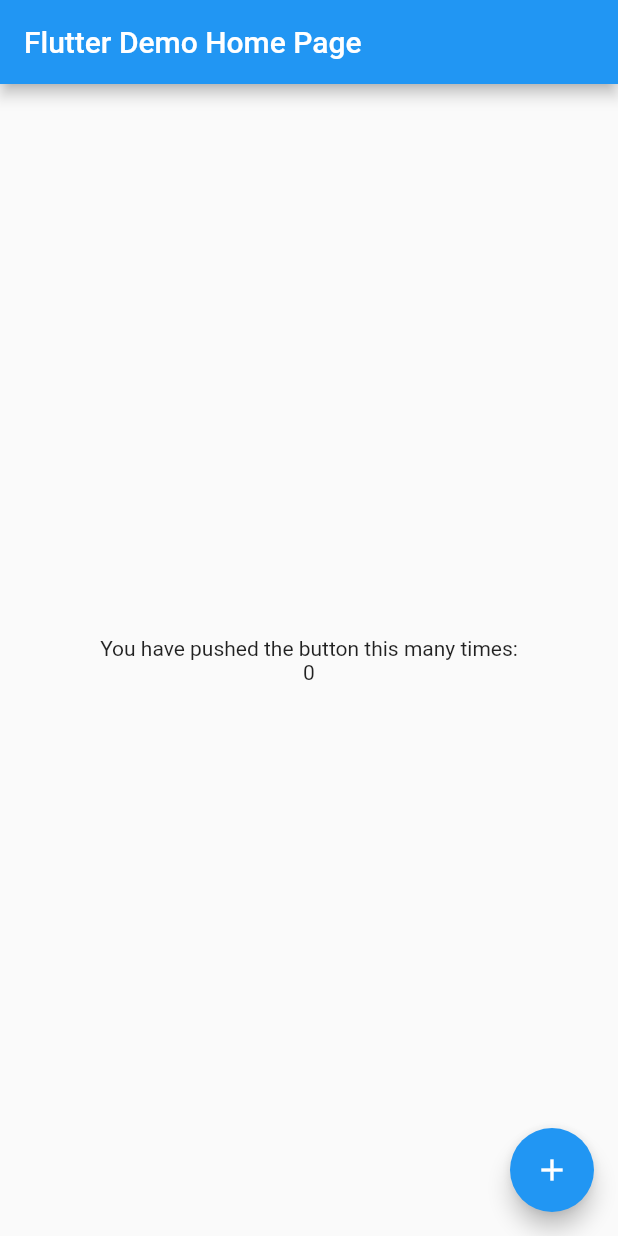
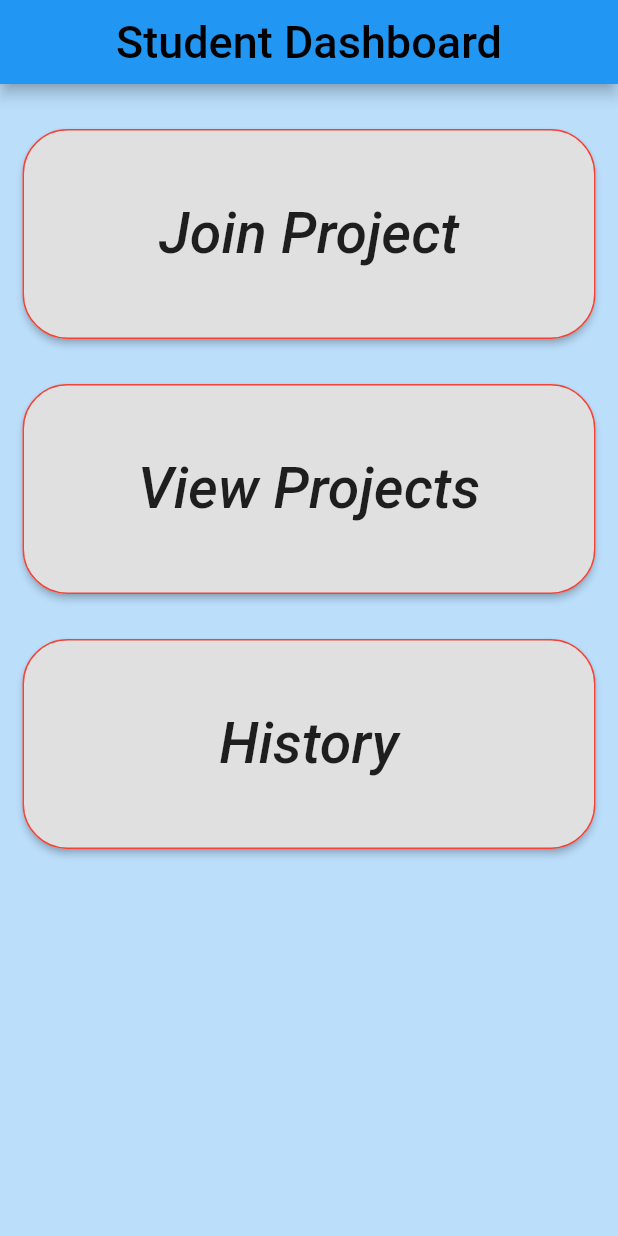
Before and after one commit to RRAAVN/hacknu, a Flutter app: the screen it shows after launch, on a phone screen of 412 x 824 dp. Run offline on Flutter 3.47's test engine with Material 2 defaults, Android fonts, the phone set to English and light mode, and no system bars.

Commit message:
Basic Student Dashboard

```diff
--- a/lib/main.dart
+++ b/lib/main.dart
@@ -1,119 +1,84 @@
+import 'package:flutter/cupertino.dart';
 import 'package:flutter/material.dart';
-
-
-void main() {
-  runApp(MyApp());
-}
-
-class MyApp extends StatelessWidget {
-  // This widget is the root of your application.
+import 'dart:ui';
+void main() => runApp(MaterialApp(
+    home: Home()
+));
+class Home extends StatelessWidget {
   @override
   Widget build(BuildContext context) {
-    return MaterialApp(
-      title: 'Flutter Demo',
-      theme: ThemeData(
-        // This is the theme of your application.
-        //
-        // Try running your application with "flutter run". You'll see the
-        // application has a blue toolbar. Then, without quitting the app, try
-        // changing the primarySwatch below to Colors.green and then invoke
-        // "hot reload" (press "r" in the console where you ran "flutter run",
-        // or simply save your changes to "hot reload" in a Flutter IDE).
-        // Notice that the counter didn't reset back to zero; the application
-        // is not restarted.
-        primarySwatch: Colors.blue,
-        // This makes the visual density adapt to the platform that you run
-        // the app on. For desktop platforms, the controls will be smaller and
-        // closer together (more dense) than on mobile platforms.
-
+    return Scaffold(
+      backgroundColor: Colors.blue[100],
+      appBar: AppBar(
+        title: Center(
+            child: Text('Student Dashboard',
+              style: TextStyle(
+                  color: Colors.black,
+                  fontSize: 30.0
+              ),)),
       ),
-
-      home: MyHomePage(title: 'Flutter Demo Home Page'),
+      body:
+      Column(
+        crossAxisAlignment: CrossAxisAlignment.center,
+        children: <Widget>[
+          Center(
+            child: Padding(
+              padding: const EdgeInsets.fromLTRB(15, 30, 15, 15),
+              child: new SizedBox(
+                width: 400,
+                height: 140,
+                child: RaisedButton(
+                  shape: RoundedRectangleBorder(
+                    borderRadius: BorderRadius.circular(30.0),
+                    side: BorderSide(color: Colors.red),),
+                  onPressed: () {},
+                  child: Text("Join Project",style: TextStyle(
+                    fontSize: 38.0, fontStyle: FontStyle.italic,
+                  ),),
+                ),
+              ),
+            ),
+          ),
+          Center(
+            child: Padding(
+              padding: const EdgeInsets.all(15.0),
+              child: new SizedBox(
+                width: 400,
+                height: 140,
+                child: RaisedButton(
+                  shape: RoundedRectangleBorder(
+                    borderRadius: BorderRadius.circular(30.0),
+                    side: BorderSide(color: Colors.red),
+                  ),
+                  onPressed: () {},
+                  child: Text("View Projects",style: TextStyle(
+                    fontSize: 38.0, fontStyle: FontStyle.italic,
+                  ),),
+                ),
+              ),
+            ),
+          ),
+          Center(
+            child: Padding(
+              padding: const EdgeInsets.all(15.0),
+              child: new SizedBox(
+                width: 400,
+                height: 140,
+                child: RaisedButton(
+                  shape: RoundedRectangleBorder(
+                    borderRadius: BorderRadius.circular(30.0),
+                    side: BorderSide(color: Colors.red),
+                  ),
+                  onPressed: () {},
+                  child: Text("History",style: TextStyle(
+                    fontSize: 38.0, fontStyle: FontStyle.italic,
+                  ),),
+                ),
+              ),
+            ),
+          ),
+        ],
+      ),
     );
   }
 }
-
-class MyHomePage extends StatefulWidget {
-  MyHomePage({Key key, this.title}) : super(key: key);
-
-  // This widget is the home page of your application. It is stateful, meaning
-  // that it has a State object (defined below) that contains fields that affect
-  // how it looks.
-
-  // This class is the configuration for the state. It holds the values (in this
-  // case the title) provided by the parent (in this case the App widget) and
-  // used by the build method of the State. Fields in a Widget subclass are
-  // always marked "final".
-
-  final String title;
-
-  @override
-  _MyHomePageState createState() => _MyHomePageState();
-}
-
-class _MyHomePageState extends State<MyHomePage> {
-  int _counter = 0;
-
-  void _incrementCounter() {
-    setState(() {
-      // This call to setState tells the Flutter framework that something has
-      // changed in this State, which causes it to rerun the build method below
-      // so that the display can reflect the updated values. If we changed
-      // _counter without calling setState(), then the build method would not be
-      // called again, and so nothing would appear to happen.
-      _counter++;
-    });
-  }
-
-  @override
-  Widget build(BuildContext context) {
-    // This method is rerun every time setState is called, for instance as done
-    // by the _incrementCounter method above.
-    //
-    // The Flutter framework has been optimized to make rerunning build methods
-    // fast, so that you can just rebuild anything that needs updating rather
-    // than having to individually change instances of widgets.
-    return Scaffold(
-      appBar: AppBar(
-        // Here we take the value from the MyHomePage object that was created by
-        // the App.build method, and use it to set our appbar title.
-        title: Text(widget.title),
-      ),
-      body: Center(
-        // Center is a layout widget. It takes a single child and positions it
-        // in the middle of the parent.
-        child: Column(
-          // Column is also a layout widget. It takes a list of children and
-          // arranges them vertically. By default, it sizes itself to fit its
-          // children horizontally, and tries to be as tall as its parent.
-          //
-          // Invoke "debug painting" (press "p" in the console, choose the
-          // "Toggle Debug Paint" action from the Flutter Inspector in Android
-          // Studio, or the "Toggle Debug Paint" command in Visual Studio Code)
-          // to see the wireframe for each widget.
-          //
-          // Column has various properties to control how it sizes itself and
-          // how it positions its children. Here we use mainAxisAlignment to
-          // center the children vertically; the main axis here is the vertical
-          // axis because Columns are vertical (the cross axis would be
-          // horizontal).
-          mainAxisAlignment: MainAxisAlignment.center,
-          children: <Widget>[
-            Text(
-              'You have pushed the button this many times:',
-            ),
-            Text(
-              '$_counter',
-
-            ),
-          ],
-        ),
-      ),
-      floatingActionButton: FloatingActionButton(
-        onPressed: _incrementCounter,
-        tooltip: 'Increment',
-        child: Icon(Icons.add),
-      ), // This trailing comma makes auto-formatting nicer for build methods.
-    );
-  }
-}
```
Also changed, not shown: 1 other file.
